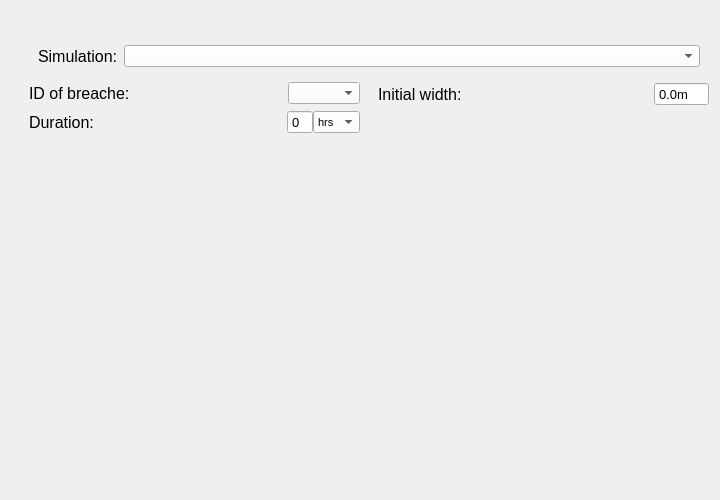
First picture: the form in threedi_api_qgis_client/ui/page_breaches.ui, repository nens/threedi-api-qgis-client, before the edit.
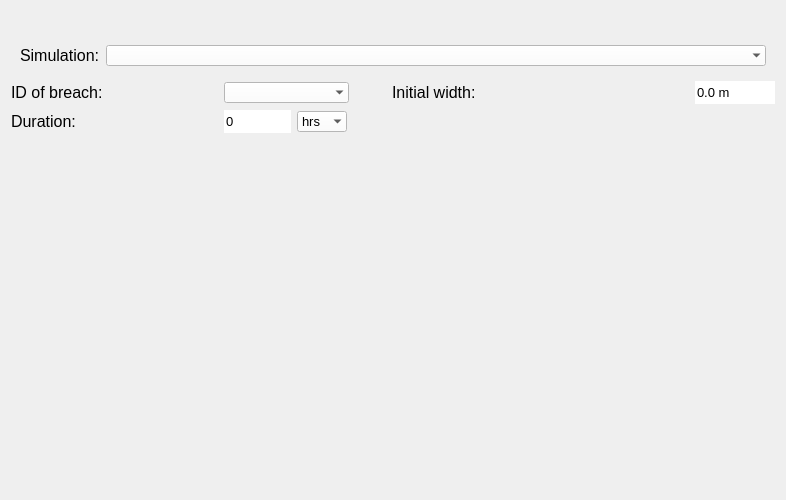
Second picture: the form after the edit.

What changed in the file:
```diff
--- a/threedi_api_qgis_client/ui/page_breaches.ui
+++ b/threedi_api_qgis_client/ui/page_breaches.ui
@@ -6,10 +6,16 @@
    <rect>
     <x>0</x>
     <y>0</y>
-    <width>720</width>
+    <width>786</width>
     <height>500</height>
    </rect>
   </property>
+  <property name="minimumSize">
+   <size>
+    <width>720</width>
+    <height>0</height>
+   </size>
+  </property>
   <property name="palette">
    <palette>
     <active>
@@ -57,242 +63,36 @@
    <string>Form</string>
   </property>
   <layout class="QGridLayout" name="gridLayout">
-   <item row="1" column="0" colspan="7">
-    <layout class="QVBoxLayout" name="svg_lout">
-     <property name="bottomMargin">
-      <number>0</number>
-     </property>
-    </layout>
-   </item>
-   <item row="6" column="3">
-    <layout class="QFormLayout" name="formLayout">
-     <property name="horizontalSpacing">
-      <number>0</number>
-     </property>
-     <item row="2" column="0">
-      <widget class="QLabel" name="label">
-       <property name="font">
-        <font>
-         <family>Segoe UI</family>
-         <pointsize>12</pointsize>
-        </font>
-       </property>
-       <property name="text">
-        <string>ID of breache:</string>
-       </property>
-      </widget>
-     </item>
-     <item row="4" column="0">
-      <widget class="QLabel" name="label_2">
-       <property name="font">
-        <font>
-         <family>Segoe UI</family>
-         <pointsize>12</pointsize>
-        </font>
-       </property>
-       <property name="text">
-        <string>Duration:</string>
-       </property>
-      </widget>
-     </item>
-     <item row="4" column="1">
-      <layout class="QHBoxLayout" name="horizontalLayout">
-       <property name="sizeConstraint">
-        <enum>QLayout::SetDefaultConstraint</enum>
-       </property>
-       <property name="bottomMargin">
-        <number>0</number>
-       </property>
-       <item>
-        <spacer name="horizontalSpacer">
-         <property name="orientation">
-          <enum>Qt::Horizontal</enum>
-         </property>
-         <property name="sizeHint" stdset="0">
-          <size>
-           <width>40</width>
-           <height>20</height>
-          </size>
-         </property>
-        </spacer>
-       </item>
-       <item alignment="Qt::AlignRight">
-        <widget class="QSpinBox" name="sb_duration">
-         <property name="maximumSize">
-          <size>
-           <width>50</width>
-           <height>16777215</height>
-          </size>
-         </property>
-         <property name="font">
-          <font>
-           <pointsize>10</pointsize>
-          </font>
-         </property>
-         <property name="buttonSymbols">
-          <enum>QAbstractSpinBox::NoButtons</enum>
-         </property>
-        </widget>
-       </item>
-       <item alignment="Qt::AlignRight">
-        <widget class="QComboBox" name="dd_units">
-         <property name="sizePolicy">
-          <sizepolicy hsizetype="Minimum" vsizetype="Fixed">
-           <horstretch>0</horstretch>
-           <verstretch>0</verstretch>
-          </sizepolicy>
-         </property>
-         <property name="maximumSize">
-          <size>
-           <width>167</width>
-           <height>16777215</height>
-          </size>
-         </property>
-         <item>
-          <property name="text">
-           <string>hrs</string>
-          </property>
-         </item>
-         <item>
-          <property name="text">
-           <string>min</string>
-          </property>
-         </item>
-         <item>
-          <property name="text">
-           <string>s</string>
-          </property>
-         </item>
-        </widget>
-       </item>
-      </layout>
-     </item>
-     <item row="2" column="1">
-      <layout class="QHBoxLayout" name="horizontalLayout_4">
-       <property name="bottomMargin">
-        <number>0</number>
-       </property>
-       <item>
-        <spacer name="horizontalSpacer_5">
-         <property name="orientation">
-          <enum>Qt::Horizontal</enum>
-         </property>
-         <property name="sizeHint" stdset="0">
-          <size>
-           <width>40</width>
-           <height>20</height>
-          </size>
-         </property>
-        </spacer>
-       </item>
-       <item>
-        <widget class="QComboBox" name="dd_breach_id">
-         <property name="enabled">
-          <bool>true</bool>
-         </property>
-         <property name="sizePolicy">
-          <sizepolicy hsizetype="Minimum" vsizetype="Fixed">
-           <horstretch>0</horstretch>
-           <verstretch>0</verstretch>
-          </sizepolicy>
-         </property>
-         <property name="maximumSize">
-          <size>
-           <width>130</width>
-           <height>16777215</height>
-          </size>
-         </property>
-         <property name="layoutDirection">
-          <enum>Qt::LeftToRight</enum>
-         </property>
-        </widget>
-       </item>
-      </layout>
-     </item>
-    </layout>
-   </item>
-   <item row="7" column="3">
-    <spacer name="verticalSpacer">
+   <item row="2" column="4">
+    <spacer name="verticalSpacer_2">
      <property name="orientation">
       <enum>Qt::Vertical</enum>
      </property>
+     <property name="sizeType">
+      <enum>QSizePolicy::Fixed</enum>
+     </property>
      <property name="sizeHint" stdset="0">
       <size>
        <width>20</width>
-       <height>40</height>
+       <height>25</height>
       </size>
      </property>
     </spacer>
    </item>
-   <item row="6" column="6">
-    <layout class="QFormLayout" name="formLayout_2">
-     <item row="4" column="0">
-      <widget class="QLabel" name="label_4">
-       <property name="font">
-        <font>
-         <family>Segoe UI</family>
-         <pointsize>12</pointsize>
-        </font>
-       </property>
-       <property name="text">
-        <string>Initial width:</string>
-       </property>
-      </widget>
-     </item>
-     <item row="4" column="1">
-      <layout class="QHBoxLayout" name="horizontalLayout_3">
-       <property name="bottomMargin">
-        <number>0</number>
-       </property>
-       <item>
-        <spacer name="horizontalSpacer_4">
-         <property name="orientation">
-          <enum>Qt::Horizontal</enum>
-         </property>
-         <property name="sizeHint" stdset="0">
-          <size>
-           <width>40</width>
-           <height>20</height>
-          </size>
-         </property>
-        </spacer>
-       </item>
-       <item>
-        <widget class="QDoubleSpinBox" name="sb_width">
-         <property name="font">
-          <font>
-           <pointsize>10</pointsize>
-          </font>
-         </property>
-         <property name="buttonSymbols">
-          <enum>QAbstractSpinBox::NoButtons</enum>
-         </property>
-         <property name="suffix">
-          <string>m</string>
-         </property>
-         <property name="decimals">
-          <number>1</number>
-         </property>
-        </widget>
-       </item>
-      </layout>
-     </item>
-     <item row="5" column="1">
-      <spacer name="horizontalSpacer_2">
-       <property name="orientation">
-        <enum>Qt::Horizontal</enum>
-       </property>
-       <property name="sizeHint" stdset="0">
-        <size>
-         <width>40</width>
-         <height>20</height>
-        </size>
-       </property>
-      </spacer>
-     </item>
-    </layout>
+   <item row="4" column="5">
+    <widget class="QLabel" name="label_4">
+     <property name="font">
+      <font>
+       <family>Segoe UI</family>
+       <pointsize>12</pointsize>
+      </font>
+     </property>
+     <property name="text">
+      <string>Initial width:</string>
+     </property>
+    </widget>
    </item>
-   <item row="3" column="3" colspan="4">
+   <item row="3" column="0" colspan="10">
     <widget class="QWidget" name="simulation_widget" native="true">
      <property name="sizePolicy">
       <sizepolicy hsizetype="Expanding" vsizetype="Preferred">
@@ -327,23 +127,243 @@
           <verstretch>0</verstretch>
          </sizepolicy>
         </property>
+        <property name="font">
+         <font>
+          <pointsize>10</pointsize>
+         </font>
+        </property>
+        <property name="styleSheet">
+         <string notr="true">QComboBox {background-color:white; selection-background-color: lightgray;}</string>
+        </property>
+        <property name="frame">
+         <bool>false</bool>
+        </property>
        </widget>
       </item>
      </layout>
     </widget>
    </item>
-   <item row="2" column="3">
-    <spacer name="verticalSpacer_2">
+   <item row="1" column="0" colspan="10">
+    <layout class="QVBoxLayout" name="svg_lout">
+     <property name="bottomMargin">
+      <number>0</number>
+     </property>
+    </layout>
+   </item>
+   <item row="4" column="2" colspan="3">
+    <widget class="QComboBox" name="dd_breach_id">
+     <property name="enabled">
+      <bool>true</bool>
+     </property>
+     <property name="sizePolicy">
+      <sizepolicy hsizetype="Minimum" vsizetype="Fixed">
+       <horstretch>0</horstretch>
+       <verstretch>0</verstretch>
+      </sizepolicy>
+     </property>
+     <property name="minimumSize">
+      <size>
+       <width>125</width>
+       <height>0</height>
+      </size>
+     </property>
+     <property name="maximumSize">
+      <size>
+       <width>125</width>
+       <height>16777215</height>
+      </size>
+     </property>
+     <property name="font">
+      <font>
+       <pointsize>10</pointsize>
+      </font>
+     </property>
+     <property name="layoutDirection">
+      <enum>Qt::LeftToRight</enum>
+     </property>
+     <property name="styleSheet">
+      <string notr="true">QComboBox {background-color:white; selection-background-color: lightgray;}</string>
+     </property>
+     <property name="frame">
+      <bool>false</bool>
+     </property>
+    </widget>
+   </item>
+   <item row="5" column="0">
+    <widget class="QLabel" name="label_2">
+     <property name="font">
+      <font>
+       <family>Segoe UI</family>
+       <pointsize>12</pointsize>
+      </font>
+     </property>
+     <property name="text">
+      <string>Duration:</string>
+     </property>
+    </widget>
+   </item>
+   <item row="4" column="9">
+    <widget class="QDoubleSpinBox" name="sb_width">
+     <property name="font">
+      <font>
+       <pointsize>10</pointsize>
+      </font>
+     </property>
+     <property name="styleSheet">
+      <string notr="true">QDoubleSpinBox {background-color: white;}</string>
+     </property>
+     <property name="frame">
+      <bool>false</bool>
+     </property>
+     <property name="buttonSymbols">
+      <enum>QAbstractSpinBox::NoButtons</enum>
+     </property>
+     <property name="suffix">
+      <string> m</string>
+     </property>
+     <property name="decimals">
+      <number>1</number>
+     </property>
+     <property name="maximum">
+      <double>100000000000000000620008645040778319495168.000000000000000</double>
+     </property>
+    </widget>
+   </item>
+   <item row="5" column="3">
+    <widget class="QComboBox" name="dd_units">
+     <property name="sizePolicy">
+      <sizepolicy hsizetype="Minimum" vsizetype="Fixed">
+       <horstretch>0</horstretch>
+       <verstretch>0</verstretch>
+      </sizepolicy>
+     </property>
+     <property name="minimumSize">
+      <size>
+       <width>50</width>
+       <height>0</height>
+      </size>
+     </property>
+     <property name="maximumSize">
+      <size>
+       <width>167</width>
+       <height>16777215</height>
+      </size>
+     </property>
+     <property name="font">
+      <font>
+       <pointsize>10</pointsize>
+      </font>
+     </property>
+     <property name="styleSheet">
+      <string notr="true">QComboBox {background-color:white; selection-background-color: lightgray;}</string>
+     </property>
+     <property name="frame">
+      <bool>false</bool>
+     </property>
+     <item>
+      <property name="text">
+       <string>hrs</string>
+      </property>
+     </item>
+     <item>
+      <property name="text">
+       <string>min</string>
+      </property>
+     </item>
+     <item>
+      <property name="text">
+       <string>s</string>
+      </property>
+     </item>
+    </widget>
+   </item>
+   <item row="5" column="2">
+    <widget class="QSpinBox" name="sb_duration">
+     <property name="minimumSize">
+      <size>
+       <width>67</width>
+       <height>0</height>
+      </size>
+     </property>
+     <property name="maximumSize">
+      <size>
+       <width>50</width>
+       <height>16777215</height>
+      </size>
+     </property>
+     <property name="font">
+      <font>
+       <pointsize>10</pointsize>
+      </font>
+     </property>
+     <property name="styleSheet">
+      <string notr="true">QSpinBox {background-color: white;}</string>
+     </property>
+     <property name="frame">
+      <bool>false</bool>
+     </property>
+     <property name="buttonSymbols">
+      <enum>QAbstractSpinBox::NoButtons</enum>
+     </property>
+     <property name="maximum">
+      <number>999999999</number>
+     </property>
+    </widget>
+   </item>
+   <item row="5" column="1">
+    <spacer name="horizontalSpacer">
+     <property name="orientation">
+      <enum>Qt::Horizontal</enum>
+     </property>
+     <property name="sizeType">
+      <enum>QSizePolicy::Fixed</enum>
+     </property>
+     <property name="sizeHint" stdset="0">
+      <size>
+       <width>136</width>
+       <height>20</height>
+      </size>
+     </property>
+    </spacer>
+   </item>
+   <item row="4" column="0" colspan="2">
+    <widget class="QLabel" name="label">
+     <property name="font">
+      <font>
+       <family>Segoe UI</family>
+       <pointsize>12</pointsize>
+      </font>
+     </property>
+     <property name="text">
+      <string>ID of breach:</string>
+     </property>
+    </widget>
+   </item>
+   <item row="4" column="6">
+    <spacer name="horizontalSpacer_2">
+     <property name="orientation">
+      <enum>Qt::Horizontal</enum>
+     </property>
+     <property name="sizeType">
+      <enum>QSizePolicy::Fixed</enum>
+     </property>
+     <property name="sizeHint" stdset="0">
+      <size>
+       <width>128</width>
+       <height>20</height>
+      </size>
+     </property>
+    </spacer>
+   </item>
+   <item row="6" column="4">
+    <spacer name="verticalSpacer">
      <property name="orientation">
       <enum>Qt::Vertical</enum>
      </property>
-     <property name="sizeType">
-      <enum>QSizePolicy::Fixed</enum>
-     </property>
      <property name="sizeHint" stdset="0">
       <size>
        <width>20</width>
-       <height>25</height>
+       <height>40</height>
       </size>
      </property>
     </spacer>
```
